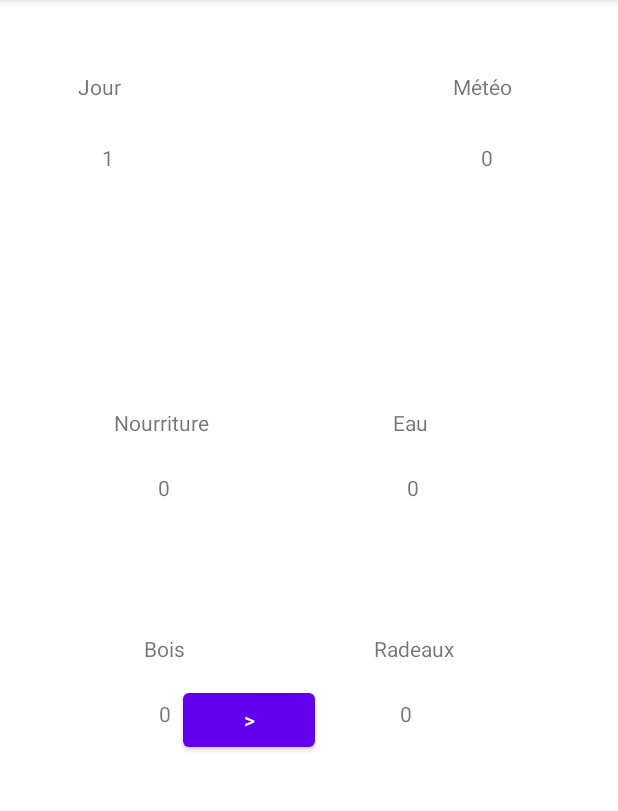
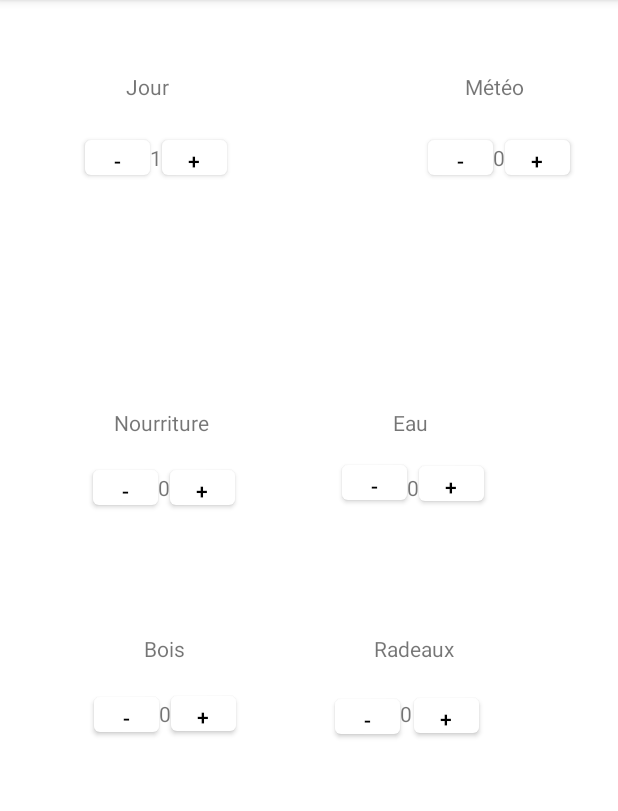
Before and after one commit to MateoLaville/Galerapagos, an Android app: the screen it shows after launch (MainActivity), on a phone screen of 412 x 824 dp, the part 84-895 px from its top. Run offline under Robolectric (Android 15) with nearby library versions, the phone set to English and light mode, and no system bars.

Commit message:
boutons + et -

```diff
--- a/app/src/main/res/layout/activity_main.xml
+++ b/app/src/main/res/layout/activity_main.xml
@@ -5,6 +5,120 @@
     android:layout_width="match_parent"
     android:layout_height="match_parent"
     tools:context=".MainActivity">
+
+    <Button
+        android:id="@+id/button9"
+        android:layout_width="43dp"
+        android:layout_height="35dp"
+        app:backgroundTint="#FFFFFF"
+        android:textColor="@color/black"
+        android:text="-"
+        app:layout_constraintBottom_toBottomOf="@+id/textView3"
+        app:layout_constraintEnd_toStartOf="@+id/textView3"
+        app:layout_constraintTop_toTopOf="@+id/textView3" />
+
+    <Button
+        android:id="@+id/button8"
+        android:layout_width="43dp"
+        android:layout_height="35dp"
+        app:backgroundTint="#FFFFFF"
+        android:textColor="@color/black"
+        android:text="-"
+        app:layout_constraintBottom_toBottomOf="@+id/textView12"
+        app:layout_constraintEnd_toStartOf="@+id/textView12"
+        app:layout_constraintTop_toTopOf="@+id/textView12" />
+
+    <Button
+        android:id="@+id/button7"
+        android:layout_width="43dp"
+        android:layout_height="35dp"
+        app:backgroundTint="#FFFFFF"
+        android:textColor="@color/black"
+        android:text="+"
+        app:layout_constraintBottom_toBottomOf="@+id/textView12"
+        app:layout_constraintStart_toEndOf="@+id/textView12"
+        app:layout_constraintTop_toTopOf="@+id/textView12" />
+
+    <Button
+        android:id="@+id/button4"
+        android:layout_width="43dp"
+        android:layout_height="35dp"
+        app:backgroundTint="#FFFFFF"
+        android:textColor="@color/black"
+        android:text="+"
+        app:layout_constraintBottom_toBottomOf="@+id/textView3"
+        app:layout_constraintStart_toEndOf="@+id/textView3"
+        app:layout_constraintTop_toTopOf="@+id/textView3" />
+
+    <Button
+        android:id="@+id/button6"
+        android:layout_width="43dp"
+        android:layout_height="35dp"
+        android:text="+"
+        android:textColor="@color/black"
+        app:backgroundTint="#FFFFFF"
+        app:layout_constraintBottom_toBottomOf="@+id/textView4"
+        app:layout_constraintStart_toEndOf="@+id/textView4"
+        app:layout_constraintTop_toTopOf="@+id/textView4"
+        app:layout_constraintVertical_bias="0.687" />
+
+    <Button
+        android:id="@+id/button10"
+        android:layout_width="43dp"
+        android:layout_height="35dp"
+        app:backgroundTint="#FFFFFF"
+        android:textColor="@color/black"
+        android:text="-"
+        app:layout_constraintBottom_toBottomOf="@+id/textView4"
+        app:layout_constraintEnd_toStartOf="@+id/textView4"
+        app:layout_constraintTop_toTopOf="@+id/textView4"
+        app:layout_constraintVertical_bias="0.736" />
+
+    <Button
+        android:id="@+id/button5"
+        android:layout_width="43dp"
+        android:layout_height="35dp"
+        app:backgroundTint="#FFFFFF"
+        android:textColor="@color/black"
+        android:text="+"
+        app:layout_constraintBottom_toBottomOf="@+id/textView10"
+        app:layout_constraintStart_toEndOf="@+id/textView10"
+        app:layout_constraintTop_toTopOf="@+id/textView10" />
+
+    <Button
+        android:id="@+id/button13"
+        android:layout_width="43dp"
+        android:layout_height="35dp"
+        app:backgroundTint="#FFFFFF"
+        android:textColor="@color/black"
+        android:text="-"
+        app:layout_constraintBottom_toBottomOf="@+id/textView10"
+        app:layout_constraintEnd_toStartOf="@+id/textView10"
+        app:layout_constraintTop_toTopOf="@+id/textView10"
+        app:layout_constraintVertical_bias="0.526" />
+
+    <Button
+        android:id="@+id/button3"
+        android:layout_width="43dp"
+        android:layout_height="35dp"
+        app:backgroundTint="#FFFFFF"
+        android:textColor="@color/black"
+        android:text="+"
+        app:layout_constraintBottom_toBottomOf="@+id/textView8"
+        app:layout_constraintStart_toEndOf="@+id/textView8"
+        app:layout_constraintTop_toTopOf="@+id/textView8" />
+
+    <Button
+        android:id="@+id/button12"
+        android:layout_width="43dp"
+        android:layout_height="35dp"
+        app:backgroundTint="#FFFFFF"
+        android:textColor="@color/black"
+        android:text="-"
+        app:layout_constraintBottom_toBottomOf="@+id/textView8"
+        app:layout_constraintEnd_toStartOf="@+id/textView8"
+        app:layout_constraintTop_toTopOf="@+id/textView8"
+        app:layout_constraintVertical_bias="0.47" />
 
     <TextView
         android:id="@+id/textView8"
@@ -136,7 +250,7 @@
         android:id="@+id/textView11"
         android:layout_width="wrap_content"
         android:layout_height="wrap_content"
-        android:layout_marginStart="52dp"
+        android:layout_marginStart="84dp"
         android:layout_marginTop="48dp"
         android:text="Jour"
         app:layout_constraintStart_toStartOf="parent"
@@ -144,13 +258,25 @@
 
     <Button
         android:id="@+id/button2"
-        android:layout_width="wrap_content"
-        android:layout_height="wrap_content"
-        android:layout_marginStart="8dp"
-        android:layout_marginTop="8dp"
-        android:text=">"
+        android:layout_width="43dp"
+        android:layout_height="35dp"
+        app:backgroundTint="#FFFFFF"
+        android:textColor="@color/black"
+        android:text="+"
         app:layout_constraintBottom_toBottomOf="@+id/textView6"
         app:layout_constraintStart_toEndOf="@+id/textView6"
         app:layout_constraintTop_toTopOf="@+id/textView6" />
 
+    <Button
+        android:id="@+id/button11"
+        android:layout_width="43dp"
+        android:layout_height="35dp"
+        app:backgroundTint="#FFFFFF"
+        android:textColor="@color/black"
+        android:text="-"
+        app:layout_constraintBottom_toBottomOf="@+id/textView6"
+        app:layout_constraintEnd_toStartOf="@+id/textView6"
+        app:layout_constraintTop_toTopOf="@+id/textView6"
+        app:layout_constraintVertical_bias="0.473" />
+
 </androidx.constraintlayout.widget.ConstraintLayout>
```
